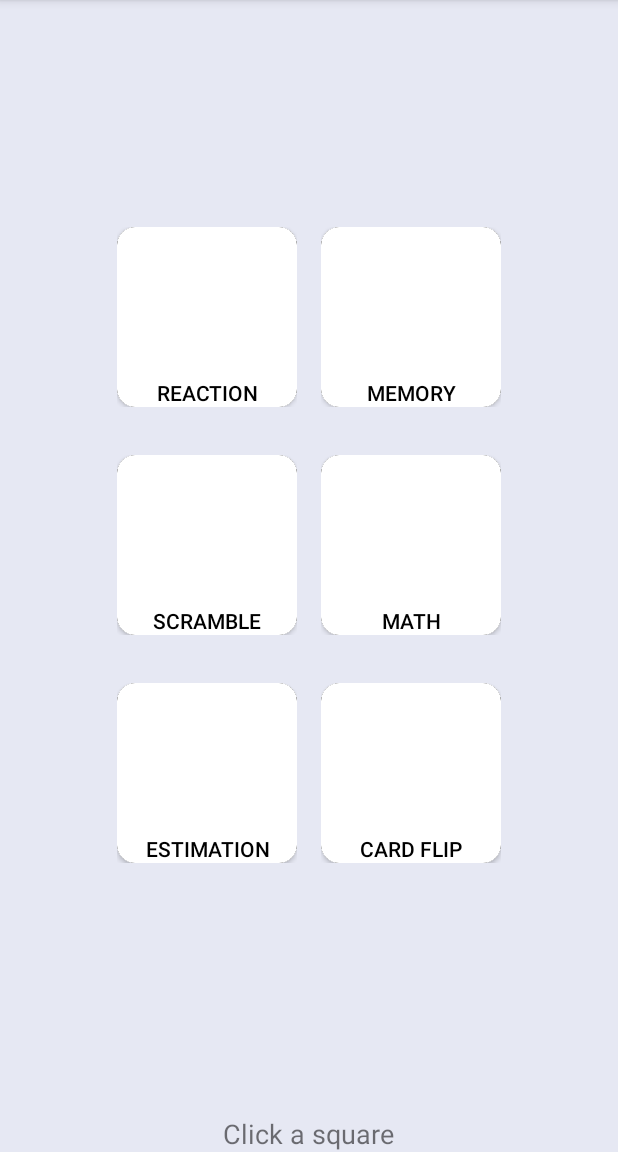
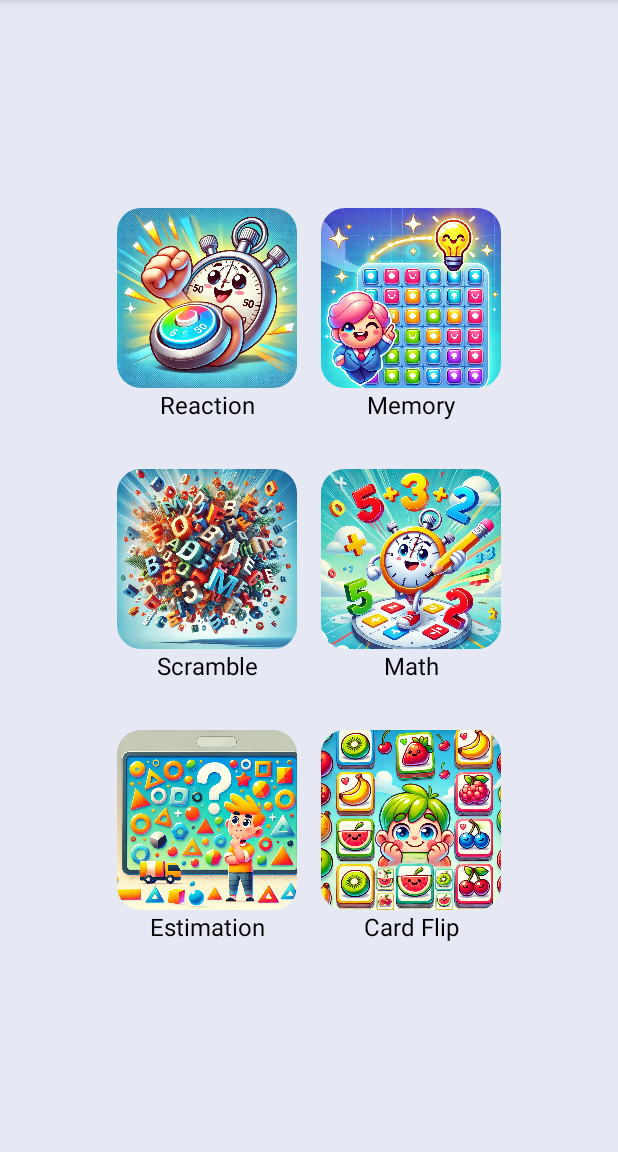
Before and after one commit to joshuaj0421/SkillScape, an Android app built with Jetpack Compose: the screen it shows after launch once a user with an empty profile is signed in (GamePickerActivity), on a phone screen of 412 x 824 dp, the part 84-1236 px from its top. Run offline under Robolectric (Android 15) with nearby library versions, the light colour scheme and no system bars; our stand-ins replace Firebase (no records; nobody signed in at launch, a user with empty details on screens opened directly).

Commit message:
new home screen it looks like imma cream

```diff
--- a/app/src/main/java/edu/uark/joshuaj/skillscape/GamePickerActivity.kt
+++ b/app/src/main/java/edu/uark/joshuaj/skillscape/GamePickerActivity.kt
@@ -5,7 +5,7 @@ import android.os.Bundle
 import android.view.Menu
 import android.view.MenuItem
 import android.widget.Button
-import android.widget.TextView
+import android.widget.ImageView
 import androidx.appcompat.app.AppCompatActivity
 import androidx.appcompat.widget.Toolbar
 import com.google.firebase.auth.FirebaseAuth
@@ -26,40 +26,38 @@ class GamePickerActivity : AppCompatActivity() {
         setSupportActionBar(toolbar)
         supportActionBar?.title = "SkillScape"
 
-        // Game picker buttons
-        val square1 = findViewById<Button>(R.id.square1)
-        val square2 = findViewById<Button>(R.id.square2)
-        val square3 = findViewById<Button>(R.id.square3)
-        val square4 = findViewById<Button>(R.id.square4)
-        val square5 = findViewById<Button>(R.id.square5)
-        val square6 = findViewById<Button>(R.id.square6)
+        // Game picker images
+        val image1 = findViewById<ImageView>(R.id.image1)
+        val image2 = findViewById<ImageView>(R.id.image2)
+        val image3 = findViewById<ImageView>(R.id.image3)
+        val image4 = findViewById<ImageView>(R.id.image4)
+        val image5 = findViewById<ImageView>(R.id.image5)
+        val image6 = findViewById<ImageView>(R.id.image6)
 
-        // Set click listeners for each square button
-        square1.setOnClickListener {
-            // Start the ReactionTimeGame activity when square 1 is clicked
-            val intent = Intent(this, ReactionTimeGameActivity::class.java)
-            startActivity(intent)
+        // Set click listeners for each image
+        image1.setOnClickListener {
+            startGameActivity(ReactionTimeGameActivity::class.java)
         }
-        square2.setOnClickListener {
-            val intent = Intent(this, MemorySequenceActivity::class.java)
-            startActivity(intent)
+        image2.setOnClickListener {
+            startGameActivity(MemorySequenceActivity::class.java)
         }
-        square3.setOnClickListener {
-            val intent = Intent(this, ScrambleGameActivity::class.java)
-            startActivity(intent)
+        image3.setOnClickListener {
+            startGameActivity(ScrambleGameActivity::class.java)
         }
-        square4.setOnClickListener {
-            val intent = Intent(this, MathGameActivity::class.java)
-            startActivity(intent)
+        image4.setOnClickListener {
+            startGameActivity(MathGameActivity::class.java)
         }
-        square5.setOnClickListener {
-            val intent = Intent(this, EstimationGameActivity::class.java)
-            startActivity(intent)
+        image5.setOnClickListener {
+            startGameActivity(EstimationGameActivity::class.java)
         }
-        square6.setOnClickListener {
-            val intent = Intent(this, CardFlipActivity::class.java)
-            startActivity(intent)
+        image6.setOnClickListener {
+            startGameActivity(CardFlipActivity::class.java)
         }
+    }
+
+    private fun <T> startGameActivity(activityClass: Class<T>) {
+        val intent = Intent(this, activityClass)
+        startActivity(intent)
     }
 
     override fun onCreateOptionsMenu(menu: Menu?): Boolean {
--- /dev/null
+++ b/app/src/main/res/drawable/rounded_image.xml
@@ -0,0 +1,5 @@
+<?xml version="1.0" encoding="utf-8"?>
+<shape xmlns:android="http://schemas.android.com/apk/res/android" android:shape="rectangle">
+    <corners android:radius="16dp" />
+    <solid android:color="@android:color/transparent" />
+</shape>
--- a/app/src/main/res/layout/activity_game_picker.xml
+++ b/app/src/main/res/layout/activity_game_picker.xml
@@ -3,7 +3,7 @@
     android:layout_width="match_parent"
     android:layout_height="match_parent"
     android:orientation="vertical"
-    android:background="#E6E8F3"> <!-- Set page background color to #E6E8F3 -->
+    android:background="#E6E8F3"> <!-- Set page background color -->
 
     <!-- Toolbar -->
     <androidx.appcompat.widget.Toolbar
@@ -29,45 +29,57 @@
             android:layout_marginBottom="16dp"
             android:gravity="center_horizontal">
 
-            <FrameLayout
+            <!-- Reaction -->
+            <LinearLayout
                 android:layout_width="120dp"
-                android:layout_height="120dp"
+                android:layout_height="wrap_content"
+                android:orientation="vertical"
+                android:gravity="center"
                 android:layout_margin="8dp">
+
                 <ImageView
                     android:id="@+id/image1"
+                    android:layout_width="120dp"
+                    android:layout_height="120dp"
+                    android:src="@drawable/reaction"
+                    android:scaleType="fitCenter"
+                    android:background="@drawable/rounded_image"
+                    android:clipToOutline="true" />
+
+                <TextView
                     android:layout_width="match_parent"
-                    android:layout_height="match_parent"
-                    android:src="@drawable/image1"
-                    android:scaleType="centerCrop" />
-                <Button
-                    android:id="@+id/square1"
-                    android:layout_width="match_parent"
-                    android:layout_height="match_parent"
+                    android:layout_height="wrap_content"
                     android:text="Reaction"
                     android:textColor="#000000"
-                    android:background="@drawable/rounded_button"
-                    android:gravity="bottom|center_horizontal" />
-            </FrameLayout>
+                    android:textSize="16sp"
+                    android:gravity="center" />
+            </LinearLayout>
 
-            <FrameLayout
+            <!-- Memory -->
+            <LinearLayout
                 android:layout_width="120dp"
-                android:layout_height="120dp"
+                android:layout_height="wrap_content"
+                android:orientation="vertical"
+                android:gravity="center"
                 android:layout_margin="8dp">
+
                 <ImageView
                     android:id="@+id/image2"
+                    android:layout_width="120dp"
+                    android:layout_height="120dp"
+                    android:src="@drawable/memory"
+                    android:scaleType="fitCenter"
+                    android:background="@drawable/rounded_image"
+                    android:clipToOutline="true" />
+
+                <TextView
                     android:layout_width="match_parent"
-                    android:layout_height="match_parent"
-                    android:src="@drawable/image1"
-                    android:scaleType="centerCrop" />
-                <Button
-                    android:id="@+id/square2"
-                    android:layout_width="match_parent"
-                    android:layout_height="match_parent"
+                    android:layout_height="wrap_content"
                     android:text="Memory"
                     android:textColor="#000000"
-                    android:background="@drawable/rounded_button"
-                    android:gravity="bottom|center_horizontal" />
-            </FrameLayout>
+                    android:textSize="16sp"
+                    android:gravity="center" />
+            </LinearLayout>
         </LinearLayout>
 
         <!-- Row 2 -->
@@ -78,45 +90,57 @@
             android:layout_marginBottom="16dp"
             android:gravity="center_horizontal">
 
-            <FrameLayout
+            <!-- Scramble -->
+            <LinearLayout
                 android:layout_width="120dp"
-                android:layout_height="120dp"
+                android:layout_height="wrap_content"
+                android:orientation="vertical"
+                android:gravity="center"
                 android:layout_margin="8dp">
+
                 <ImageView
                     android:id="@+id/image3"
+                    android:layout_width="120dp"
+                    android:layout_height="120dp"
+                    android:src="@drawable/scramble"
+                    android:scaleType="fitCenter"
+                    android:background="@drawable/rounded_image"
+                    android:clipToOutline="true" />
+
+                <TextView
                     android:layout_width="match_parent"
-                    android:layout_height="match_parent"
-                    android:src="@drawable/image1"
-                    android:scaleType="centerCrop" />
-                <Button
-                    android:id="@+id/square3"
-                    android:layout_width="match_parent"
-                    android:layout_height="match_parent"
+                    android:layout_height="wrap_content"
                     android:text="Scramble"
                     android:textColor="#000000"
-                    android:background="@drawable/rounded_button"
-                    android:gravity="bottom|center_horizontal" />
-            </FrameLayout>
+                    android:textSize="16sp"
+                    android:gravity="center" />
+            </LinearLayout>
 
-            <FrameLayout
+            <!-- Math -->
+            <LinearLayout
                 android:layout_width="120dp"
-                android:layout_height="120dp"
+                android:layout_height="wrap_content"
+                android:orientation="vertical"
+                android:gravity="center"
                 android:layout_margin="8dp">
+
                 <ImageView
                     android:id="@+id/image4"
+                    android:layout_width="120dp"
+                    android:layout_height="120dp"
+                    android:src="@drawable/math"
+                    android:scaleType="fitCenter"
+                    android:background="@drawable/rounded_image"
+                    android:clipToOutline="true" />
+
+                <TextView
                     android:layout_width="match_parent"
-                    android:layout_height="match_parent"
-                    android:src="@drawable/image1"
-                    android:scaleType="centerCrop" />
-                <Button
-                    android:id="@+id/square4"
-                    android:layout_width="match_parent"
-                    android:layout_height="match_parent"
+                    android:layout_height="wrap_content"
                     android:text="Math"
                     android:textColor="#000000"
-                    android:background="@drawable/rounded_button"
-                    android:gravity="bottom|center_horizontal" />
-            </FrameLayout>
+                    android:textSize="16sp"
+                    android:gravity="center" />
+            </LinearLayout>
         </LinearLayout>
 
         <!-- Row 3 -->
@@ -126,56 +150,57 @@
             android:orientation="horizontal"
             android:gravity="center_horizontal">
 
-            <FrameLayout
+            <!-- Estimation -->
+            <LinearLayout
                 android:layout_width="120dp"
-                android:layout_height="120dp"
+                android:layout_height="wrap_content"
+                android:orientation="vertical"
+                android:gravity="center"
                 android:layout_margin="8dp">
+
                 <ImageView
                     android:id="@+id/image5"
+                    android:layout_width="120dp"
+                    android:layout_height="120dp"
+                    android:src="@drawable/estimation"
+                    android:scaleType="fitCenter"
+                    android:background="@drawable/rounded_image"
+                    android:clipToOutline="true" />
+
+                <TextView
                     android:layout_width="match_parent"
-                    android:layout_height="match_parent"
-                    android:src="@drawable/image1"
-                    android:scaleType="centerCrop" />
-                <Button
-                    android:id="@+id/square5"
-                    android:layout_width="match_parent"
-                    android:layout_height="match_parent"
+                    android:layout_height="wrap_content"
                     android:text="Estimation"
                     android:textColor="#000000"
-                    android:background="@drawable/rounded_button"
-                    android:gravity="bottom|center_horizontal" />
-            </FrameLayout>
+                    android:textSize="16sp"
+                    android:gravity="center" />
+            </LinearLayout>
 
-            <FrameLayout
+            <!-- Card Flip -->
+            <LinearLayout
                 android:layout_width="120dp"
-                android:layout_height="120dp"
+                android:layout_height="wrap_content"
+                android:orientation="vertical"
+                android:gravity="center"
                 android:layout_margin="8dp">
+
                 <ImageView
                     android:id="@+id/image6"
+                    android:layout_width="120dp"
+                    android:layout_height="120dp"
+                    android:src="@drawable/card_flip"
+                    android:scaleType="fitCenter"
+                    android:background="@drawable/rounded_image"
+                    android:clipToOutline="true" />
+
+                <TextView
                     android:layout_width="match_parent"
-                    android:layout_height="match_parent"
-                    android:src="@drawable/image1"
-                    android:scaleType="centerCrop" />
-                <Button
-                    android:id="@+id/square6"
-                    android:layout_width="match_parent"
-                    android:layout_height="match_parent"
+                    android:layout_height="wrap_content"
                     android:text="Card Flip"
                     android:textColor="#000000"
-                    android:background="@drawable/rounded_button"
-                    android:gravity="bottom|center_horizontal" />
-            </FrameLayout>
+                    android:textSize="16sp"
+                    android:gravity="center" />
+            </LinearLayout>
         </LinearLayout>
     </LinearLayout>
-
-    <!-- TextView to show clicked square -->
-    <TextView
-        android:id="@+id/squareClickedText"
-        android:layout_width="wrap_content"
-        android:layout_height="wrap_content"
-        android:text="Click a square"
-        android:textSize="18sp"
-        android:layout_marginTop="16dp"
-        android:gravity="center"
-        android:layout_gravity="center_horizontal" />
 </LinearLayout>
```
Also changed, not shown: app/src/main/res/drawable/card_flip.png (added), app/src/main/res/drawable/estimation.png (added), app/src/main/res/drawable/math.png (added), app/src/main/res/drawable/memory.png (added), app/src/main/res/drawable/reaction.png (added), app/src/main/res/drawable/scramble.png (added).
